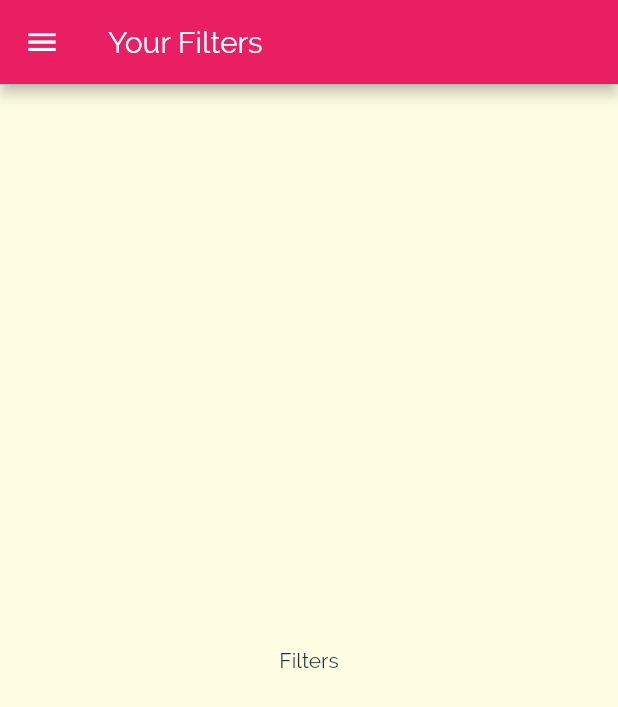
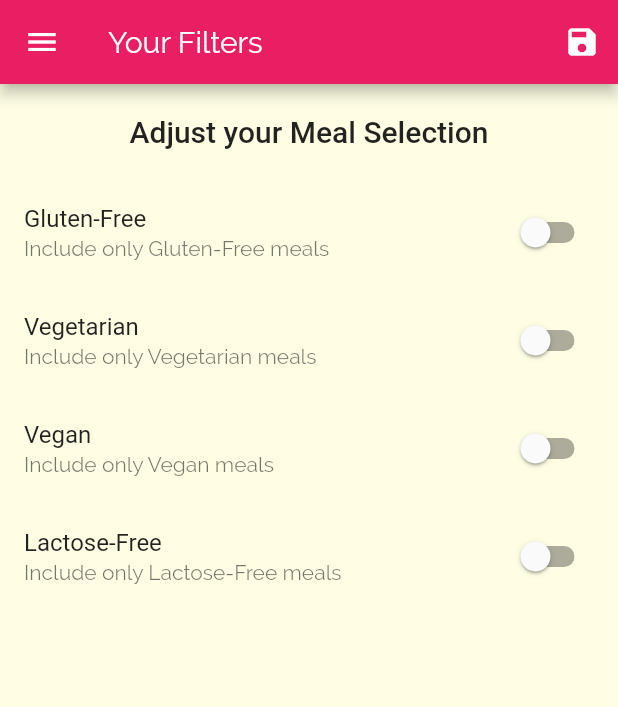
Before and after one commit to srinivasa150893/MealsApp, a Flutter app: the FiltersScreen screen opened by its route, on a phone screen of 412 x 824 dp. Shown: the top 707 px of the screen. Run offline on Flutter 3.47's test engine with Material 2 defaults, Android fonts, the phone set to English and light mode, and no system bars.

Commit message:
Filters Added

```diff
--- a/lib/main.dart
+++ b/lib/main.dart
@@ -1,4 +1,6 @@
 import 'package:flutter/material.dart';
+import './dummy-data.dart';
+import './models/meal.dart';
 import './screens/filters_screen.dart';
 import './screens/tabs_screen.dart';
 import './screens/category_meals_screen.dart';
@@ -9,8 +11,44 @@ void main() {
   runApp(MyApp());
 }
 
-class MyApp extends StatelessWidget {
+class MyApp extends StatefulWidget {
   // This widget is the root of your application.
+  @override
+  _MyAppState createState() => _MyAppState();
+}
+
+class _MyAppState extends State<MyApp> {
+  Map<String,bool> _filters = {
+    'gluten':false,
+    'lactose':false,
+    'vegan':false,
+    'vegetarian':false,
+
+  };
+
+
+  List<Meal> _availableMeals = DUMMY_MEALS;
+
+  void _setFilters (Map<String,bool> filterData){
+    setState((){
+      _filters = filterData;
+      _availableMeals = DUMMY_MEALS.where((meal) {
+          if(_filters['gluten'] && !meal.isGlutenFree){
+            return false;
+          }
+           if(_filters['lactose'] && !meal.isLactoseFree){
+            return false;
+          }
+           if(_filters['vegan'] && !meal.isVegan){
+            return false;
+          }
+           if(_filters['vegetarian'] && !meal.isVegetarian){
+            return false;
+          }
+          return true;
+      }).toList();
+    });
+  }
   @override
   Widget build(BuildContext context) {
     return MaterialApp(
@@ -54,9 +92,9 @@ class MyApp extends StatelessWidget {
       initialRoute: '/', // default is '/'
       routes: {
         '/': (ctx) => TabsScreen(),
-        CategoryMealsScreen.routeName: (ctx) => CategoryMealsScreen(),
+        CategoryMealsScreen.routeName: (ctx) => CategoryMealsScreen(_availableMeals),
        MealDeatilScreen.routeName: (ctx) => MealDeatilScreen(),
-       FiltersScreen.routeName: (ctx) => FiltersScreen(),
+       FiltersScreen.routeName: (ctx) => FiltersScreen(_setFilters,_filters),
       },
       // onGenerateRoute: (settings){
       //   print(settings.arguments);
--- a/lib/screens/category_meals_screen.dart
+++ b/lib/screens/category_meals_screen.dart
@@ -1,10 +1,13 @@
 import 'package:flutter/material.dart';
 import '../models/meal.dart';
 import '../widgets/meal_item.dart';
-import '../dummy-data.dart';
+
 
 class CategoryMealsScreen extends StatefulWidget {
   static const routeName = '/category-meals';
+  final List<Meal> availableMeals ;
+
+  CategoryMealsScreen(this.availableMeals);
 
   @override
   _CategoryMealsScreenState createState() => _CategoryMealsScreenState();
@@ -30,7 +33,7 @@ class _CategoryMealsScreenState extends State<CategoryMealsScreen> {
           ModalRoute.of(context).settings.arguments as Map<String, String>;
       final categoryId = routeArgs['id'];
       categoryTitle = routeArgs['title'];
-      displayedMeals = DUMMY_MEALS.where((meal) {
+      displayedMeals = widget.availableMeals.where((meal) {
         return meal.categories.contains(categoryId);
       }).toList();
       _loadedInItData = true;
--- a/lib/screens/filters_screen.dart
+++ b/lib/screens/filters_screen.dart
@@ -1,15 +1,108 @@
 import 'package:flutter/material.dart';
 import '../widgets/main_drawer.dart';
 
-class FiltersScreen extends StatelessWidget {
+class FiltersScreen extends StatefulWidget {
   static const routeName = '/filters';
+  final Function saveFilters;
+  final Map<String,bool> currentFilters;
+  FiltersScreen(this.saveFilters,this.currentFilters);
+  @override
+  _FiltersScreenState createState() => _FiltersScreenState();
+}
+
+class _FiltersScreenState extends State<FiltersScreen> {
+  var _glutenFree = false;
+  var _vegetarian = false;
+  var _vegan = false;
+  var _lactoseFree = false;
+
+  @override
+  initState(){
+    _glutenFree = widget.currentFilters['gluten'];
+    _vegetarian = widget.currentFilters['vegetarian'];
+    _vegan = widget.currentFilters['vegan'];
+    _lactoseFree = widget.currentFilters['lactose'];
+
+    super.initState();
+  }
+
+  Widget _buildSwitchListTile(
+    String title,
+    String description,
+    bool currentValue,
+    Function updateValue,
+  ) {
+    return SwitchListTile(
+      title: Text(title),
+      value: currentValue,
+      subtitle: Text(description),
+      onChanged: updateValue,
+    );
+  }
+
   @override
   Widget build(BuildContext context) {
     return Scaffold(
-      appBar: AppBar(title: Text('Your Filters')),
+      appBar: AppBar(
+        title: Text('Your Filters'),
+        actions: <Widget>[
+          IconButton(
+              icon: Icon(Icons.save),
+              onPressed: () {
+                final selectedFilters = {
+                  'gluten': _glutenFree,
+                  'lactose': _lactoseFree,
+                  'vegan': _vegan,
+                  'vegetarian': _vegetarian,
+                };
+                widget.saveFilters(selectedFilters);
+              }),
+        ],
+      ),
       drawer: MainDrawer(),
-      body: Center(
-        child: Text('Filters'),
+      body: Column(
+        children: <Widget>[
+          Container(
+            padding: EdgeInsets.all(20),
+            child: Text(
+              'Adjust your Meal Selection',
+              style: Theme.of(context).textTheme.headline6,
+            ),
+          ),
+          Expanded(
+            child: ListView(
+              children: <Widget>[
+                _buildSwitchListTile('Gluten-Free',
+                    'Include only Gluten-Free meals', _glutenFree, (newValue) {
+                  setState(() {
+                    _glutenFree = newValue;
+                  });
+                }),
+                _buildSwitchListTile(
+                    'Vegetarian', 'Include only Vegetarian meals', _vegetarian,
+                    (newValue) {
+                  setState(() {
+                    _vegetarian = newValue;
+                  });
+                }),
+                _buildSwitchListTile(
+                    'Vegan', 'Include only Vegan meals', _vegan, (newValue) {
+                  setState(() {
+                    _vegan = newValue;
+                  });
+                }),
+                _buildSwitchListTile(
+                    'Lactose-Free',
+                    'Include only Lactose-Free meals',
+                    _lactoseFree, (newValue) {
+                  setState(() {
+                    _lactoseFree = newValue;
+                  });
+                }),
+              ],
+            ),
+          )
+        ],
       ),
     );
   }
```
